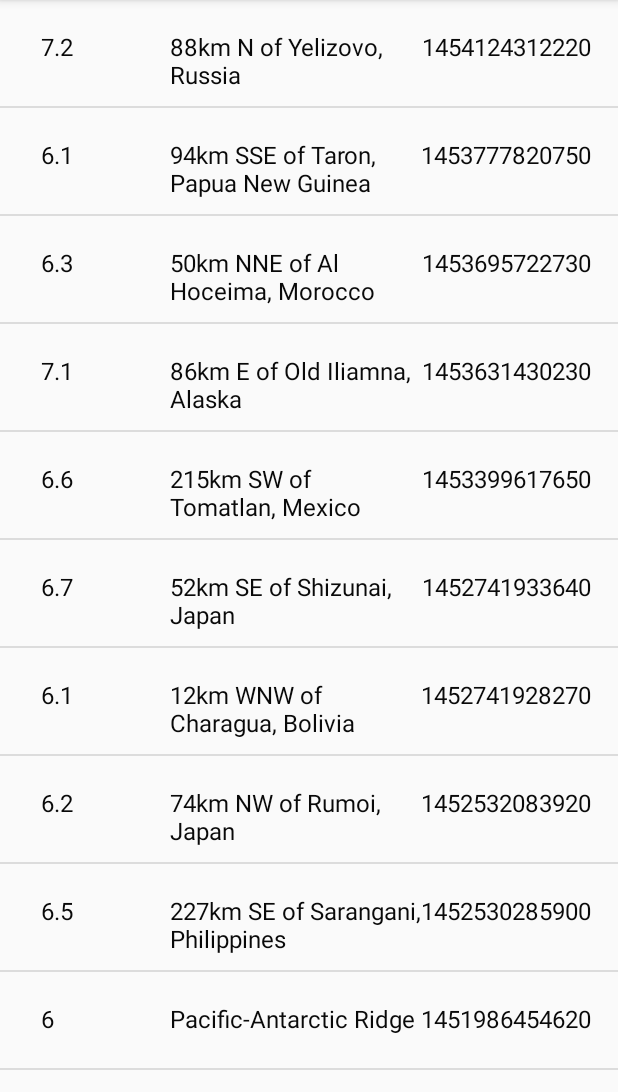
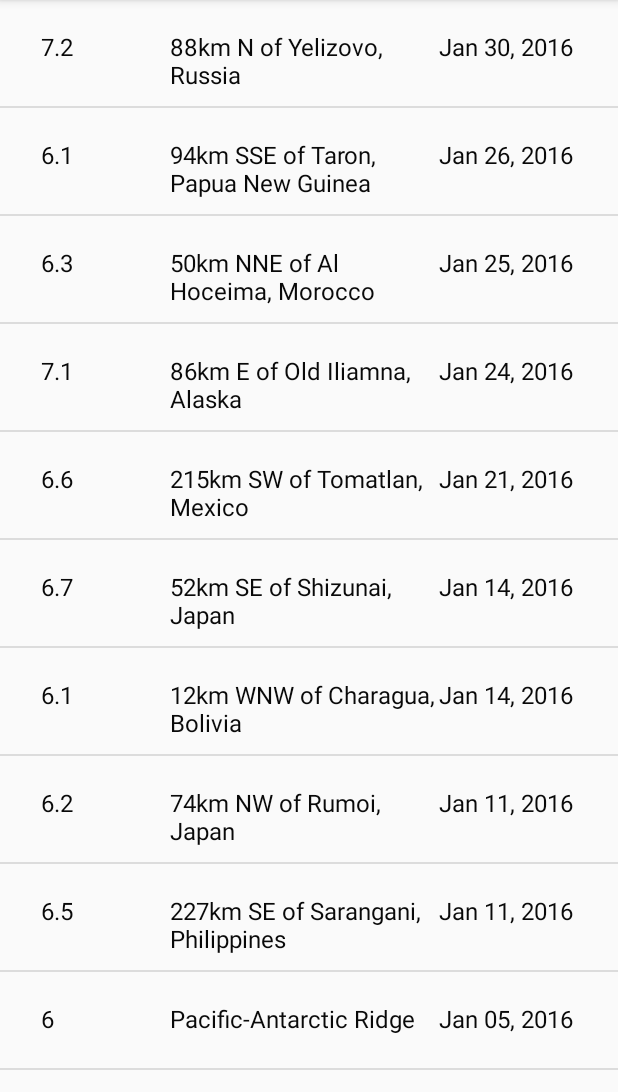
Before and after one commit to SamarpanDas/Instant-Earthquake-Tracker, an Android app: the screen it shows after launch (EarthquakeActivity), on a phone screen of 412 x 824 dp, the part 84-1176 px from its top. Run offline under Robolectric (Android 15) with nearby library versions, the phone set to English and light mode, and no system bars.

```diff
--- a/app/src/main/java/com/example/android/quakereport/EarthquakeActivity.java
+++ b/app/src/main/java/com/example/android/quakereport/EarthquakeActivity.java
@@ -53,6 +53,6 @@ public class EarthquakeActivity extends AppCompatActivity {
         ListView listView = (ListView) findViewById(R.id.listView);
 
         listView.setAdapter(inputAdapter);
-        int jjo;
+
     }
 }
--- a/app/src/main/java/com/example/android/quakereport/QueryUtils.java
+++ b/app/src/main/java/com/example/android/quakereport/QueryUtils.java
@@ -5,7 +5,9 @@ import android.util.Log;
 import org.json.JSONArray;
 import org.json.JSONObject;
 
+import java.text.SimpleDateFormat;
 import java.util.ArrayList;
+import java.util.Date;
 
 public final class QueryUtils
 {
@@ -57,9 +59,13 @@ public final class QueryUtils
                 JSONObject properties = c.getJSONObject("properties");
                 String mag = properties.getString("mag");
                 String place = properties.getString("place");
-                String time = properties.getString("time");
+                long time = Long.parseLong(properties.getString("time"));
+                Date dateObject = new Date(time);
 
-                earthquakes.add(new Input(mag, place, time));
+                SimpleDateFormat dateFormatter = new SimpleDateFormat("MMM DD, yyyy");
+                String dateToDisplay = dateFormatter.format(dateObject);
+
+                earthquakes.add(new Input(mag, place, dateToDisplay));
 
 
             }
```
